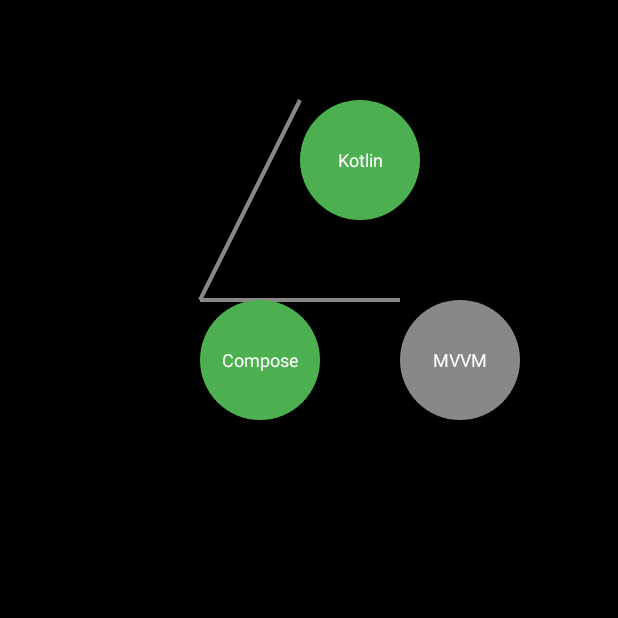
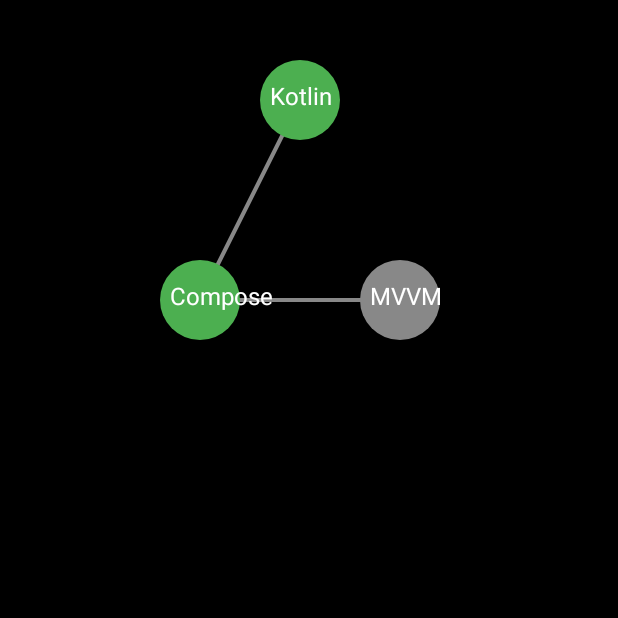
Before and after one commit to ko-tarou/DevTree, an Android app built with Jetpack Compose: the screen it shows after launch (MainActivity), on a phone screen of 412 x 824 dp, the top half of it. Run offline under Robolectric (Android 15) with nearby library versions, the phone set to English and light mode, and no system bars.

Commit message:
add 一体化して、いい感じにドラッグできる

```diff
--- a/app/src/main/java/com/example/devtree/MainActivity.kt
+++ b/app/src/main/java/com/example/devtree/MainActivity.kt
@@ -6,6 +6,7 @@ import androidx.activity.compose.setContent
 import androidx.compose.foundation.Canvas
 import androidx.compose.foundation.background
 import androidx.compose.foundation.clickable
+import androidx.compose.foundation.gestures.detectTapGestures
 import androidx.compose.foundation.gestures.rememberTransformableState
 import androidx.compose.foundation.gestures.transformable
 import androidx.compose.foundation.layout.*
@@ -19,17 +20,20 @@ import androidx.compose.ui.Modifier
 import androidx.compose.ui.geometry.Offset
 import androidx.compose.ui.graphics.Color
 import androidx.compose.ui.graphics.graphicsLayer
+import androidx.compose.ui.graphics.nativeCanvas
+import androidx.compose.ui.input.pointer.pointerInput
 import androidx.compose.ui.text.font.FontWeight
 import androidx.compose.ui.unit.IntOffset
 import androidx.compose.ui.unit.dp
 import androidx.compose.ui.unit.sp
 import kotlinx.coroutines.launch
+import kotlin.math.sqrt
 
 class MainActivity : ComponentActivity() {
     override fun onCreate(savedInstanceState: Bundle?) {
         super.onCreate(savedInstanceState)
         setContent {
-            SkillTreeMapScreen()
+            UnifiedSkillTreeCanvas()
         }
     }
 }
@@ -55,8 +59,8 @@ fun sampleSkillNodes(): List<SkillNode> = listOf(
 // メイン画面
 @OptIn(ExperimentalMaterialApi::class)
 @Composable
-fun SkillTreeMapScreen() {
-    val skills = remember { sampleSkillNodes().toMutableStateList() }
+fun UnifiedSkillTreeCanvas() {
+    val skills = remember { sampleSkillNodes() }
     val coroutineScope = rememberCoroutineScope()
     val sheetState = rememberModalBottomSheetState(ModalBottomSheetValue.Hidden)
     var selectedSkill by remember { mutableStateOf<SkillNode?>(null) }
@@ -84,14 +88,33 @@ fun SkillTreeMapScreen() {
                 .fillMaxSize()
                 .background(Color.Black)
                 .transformable(state = state)
+        ) {
+            Canvas(
+                modifier = Modifier
+                    .fillMaxSize()
                     .graphicsLayer(
                         scaleX = scale,
                         scaleY = scale,
                         translationX = offset.x,
                         translationY = offset.y
                     )
+                    .pointerInput(Unit) {
+                        detectTapGestures { tapOffset ->
+                            // タップ位置からスキルノードを判定
+                            val tappedSkill = skills.find { skill ->
+                                val dx = (skill.position.x * scale + offset.x) - tapOffset.x
+                                val dy = (skill.position.y * scale + offset.y) - tapOffset.y
+                                val distance = sqrt(dx * dx + dy * dy)
+                                distance < 40f * scale
+                            }
+                            if (tappedSkill != null) {
+                                selectedSkill = tappedSkill
+                                coroutineScope.launch { sheetState.show() }
+                            }
+                        }
+                    }
             ) {
-            Canvas(modifier = Modifier.fillMaxSize()) {
+                // 線を描画
                 skills.forEach { skill ->
                     skill.prerequisites.forEach { parentId ->
                         val parent = skills.find { it.id == parentId }
@@ -100,43 +123,36 @@ fun SkillTreeMapScreen() {
                                 color = Color.Gray,
                                 start = parent.position,
                                 end = skill.position,
-                                strokeWidth = 4f
+                                strokeWidth = 4f / scale
                             )
                         }
                     }
                 }
+
+                // ノードを描画
+                skills.forEach { skill ->
+                    drawCircle(
+                        color = if (skill.unlocked) Color(0xFF4CAF50) else Color.Gray,
+                        radius = 40f,
+                        center = skill.position
+                    )
+                    drawContext.canvas.nativeCanvas.apply {
+                        drawText(
+                            skill.name,
+                            skill.position.x - 30f,
+                            skill.position.y + 5f,
+                            android.graphics.Paint().apply {
+                                color = android.graphics.Color.WHITE
+                                textSize = 24f
                             }
-
-            skills.forEach { skill ->
-                Box(
-                    modifier = Modifier
-                        .offset {
-                            IntOffset(
-                                (skill.position.x * scale + offset.x).toInt(),
-                                (skill.position.y * scale + offset.y).toInt()
-                            )
-                        }
-                        .size((80 * scale).dp)
-                        .background(
-                            color = if (skill.unlocked) Color(0xFF4CAF50) else Color.Gray,
-                            shape = CircleShape
-                        )
-                        .clickable {
-                            selectedSkill = skill
-                            coroutineScope.launch { sheetState.show() }
-                        },
-                    contentAlignment = Alignment.Center
-                ) {
-                    Text(
-                        text = skill.name,
-                        color = Color.White,
-                        fontSize = (12 * scale).sp
                         )
                     }
                 }
             }
         }
     }
+}
+
 
 
 // スキル詳細BottomSheet
```
Lines whose indentation alone changed are shown as unchanged.
